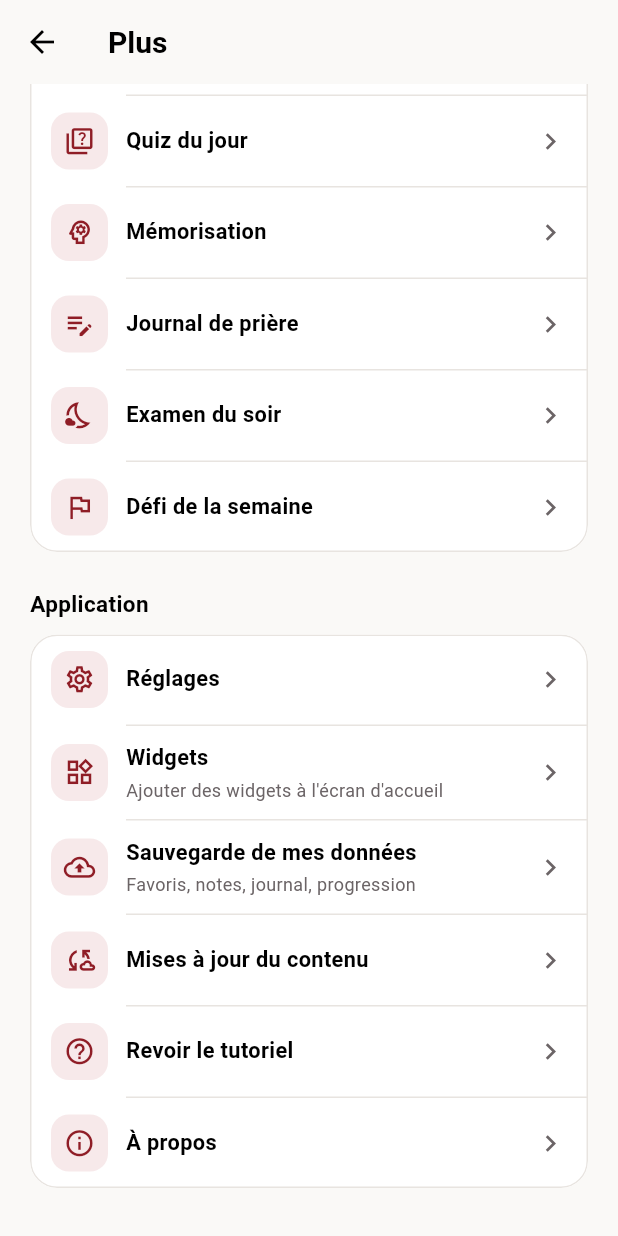
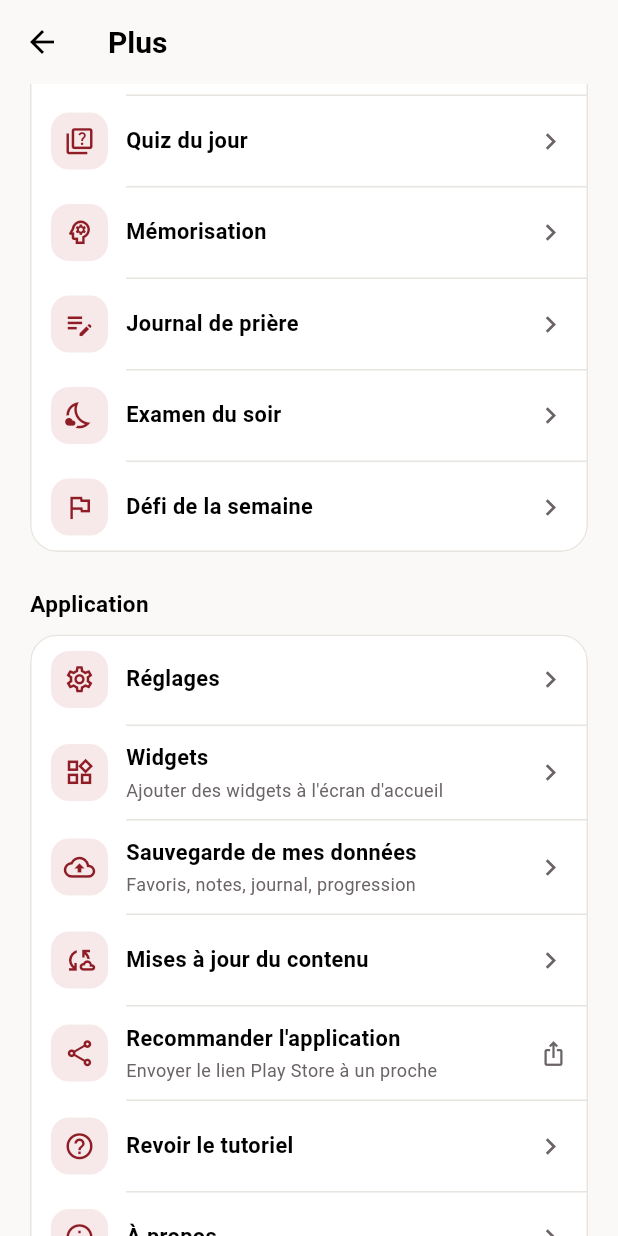
Before and after one commit to chadracklonde/EMUCompagnon, a Flutter app: the MoreScreen screen opened directly, scrolled down 402 dp, on a phone screen of 412 x 824 dp. Run offline on Flutter 3.47's test engine with Material 3 defaults, Android fonts, the phone set to English and light mode, and no system bars; our stand-ins replace file_picker, flutter_local_notifications, just_audio, package_info_plus, share_plus, shared_preferences and 5 more; missing offline and left inert: quick_actions; accounts and stored records are empty.

Commit message:
Ajouter « Recommander l'application » (partage du lien Play Store)
Co-Authored-By: Claude Sonnet 5.5 <noreply@anthropic.com>
Claude-Session: https://claude.ai/code/session_01NQqraTNbDtSvVdBGCguveb

```diff
--- a/lib/core/l10n/app_strings.dart
+++ b/lib/core/l10n/app_strings.dart
@@ -104,6 +104,10 @@ class AppStrings {
       'verse_already_memo': 'Ce verset est déjà dans votre deck de mémorisation.',
       'verse_added_memo': 'Verset ajouté à la mémorisation.',
       'go_to': 'Aller à {ref}',
+      'recommend': "Recommander l'application",
+      'recommend_subtitle': 'Envoyer le lien Play Store à un proche',
+      'recommend_subject': 'ÉMU Compagnon',
+      'recommend_message': "Je vous recommande ÉMU Compagnon, une application gratuite avec la Bible, les cantiques et la liturgie méthodiste unie. Pour l'installer : {url}",
       'hymn_search_hint': 'Numéro, titre ou parole…',
       'hymn_none_found': 'Aucun cantique trouvé.',
       'hymn_resume': 'Reprendre',
@@ -209,6 +213,10 @@ class AppStrings {
       'verse_already_memo': 'Aya hii tayari iko kwenye mkusanyiko wako wa kukariri.',
       'verse_added_memo': 'Aya imeongezwa kwenye kukariri.',
       'go_to': 'Nenda kwenye {ref}',
+      'recommend': 'Pendekeza programu',
+      'recommend_subtitle': 'Tuma kiungo cha Play Store kwa mpendwa wako',
+      'recommend_subject': 'ÉMU Compagnon',
+      'recommend_message': 'Ninakupendekezea ÉMU Compagnon, programu ya bure yenye Biblia, nyimbo na liturujia ya Kimethodisti Muungano. Ili kuisakinisha: {url}',
       'hymn_search_hint': 'Nambari, kichwa au maneno…',
       'hymn_none_found': 'Hakuna wimbo uliopatikana.',
       'hymn_resume': 'Endelea',
--- a/lib/features/more/screens/more_screen.dart
+++ b/lib/features/more/screens/more_screen.dart
@@ -4,6 +4,7 @@ import '../../../core/l10n/app_strings.dart';
 import '../../../core/settings/app_settings.dart';
 import '../../../core/theme/app_theme.dart';
 import '../../../shared/responsive/reading_width_constraint.dart';
+import '../../../shared/services/app_share_service.dart';
 import '../../../shared/widgets/app_cards.dart';
 import '../../about/screens/about_screen.dart';
 import '../../backup/screens/backup_screen.dart';
@@ -127,6 +128,15 @@ class MoreScreen extends StatelessWidget {
                 onTap: () => open(const ContentUpdateScreen()),
               ),
               AppRow(
+                icon: Icons.share_outlined,
+                title: t('recommend'),
+                subtitle: t('recommend_subtitle'),
+                trailingIcon: Icons.ios_share,
+                onTap: () => AppShareService.recommend(
+                  context.read<AppSettings>().locale,
+                ),
+              ),
+              AppRow(
                 icon: Icons.help_outline,
                 title: t('tutorial'),
                 onTap: () => open(const OnboardingScreen()),
--- /dev/null
+++ b/lib/shared/services/app_share_service.dart
@@ -0,0 +1,36 @@
+import 'package:package_info_plus/package_info_plus.dart';
+
+import '../../core/l10n/app_strings.dart';
+import 'text_share_service.dart';
+
+/// « Recommander l'application » : partage, par les applications de messagerie,
+/// un court message et le lien de la fiche Play Store.
+class AppShareService {
+  /// Identifiant de l'application sur le Play Store, utilisé seulement si
+  /// l'appareil ne le donne pas (le vrai est lu au moment du partage).
+  static const fallbackPackageId = 'com.emucompagnon.emu_compagnon';
+
+  static String playStoreUrl(String packageId) =>
+      'https://play.google.com/store/apps/details?id=$packageId';
+
+  /// Le message partagé, dans la langue de l'application.
+  static String message(String locale, String url) =>
+      AppStrings.tf('recommend_message', locale, {'url': url});
+
+  static Future<String> _packageId() async {
+    try {
+      final id = (await PackageInfo.fromPlatform()).packageName;
+      // Sur ordinateur ou sur le web, ce n'est pas un identifiant Play Store.
+      if (id.contains('.')) return id;
+    } catch (_) {}
+    return fallbackPackageId;
+  }
+
+  static Future<void> recommend(String locale) async {
+    final url = playStoreUrl(await _packageId());
+    await TextShareService.share(
+      message(locale, url),
+      subject: AppStrings.t('recommend_subject', locale),
+    );
+  }
+}
--- a/pubspec.yaml
+++ b/pubspec.yaml
@@ -32,6 +32,7 @@ dependencies:
   just_audio: ^0.9.42
   wakelock_plus: ^1.5.2
   quick_actions: ^1.1.1
+  package_info_plus: ^9.0.1
 
 dev_dependencies:
   flutter_test:
```
Also changed, not shown: pubspec.lock, 1 other file.
